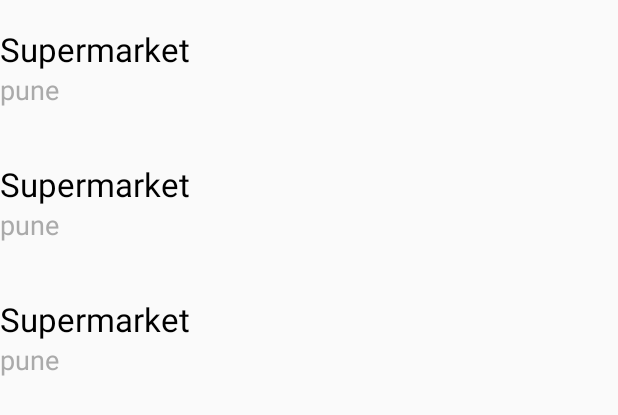
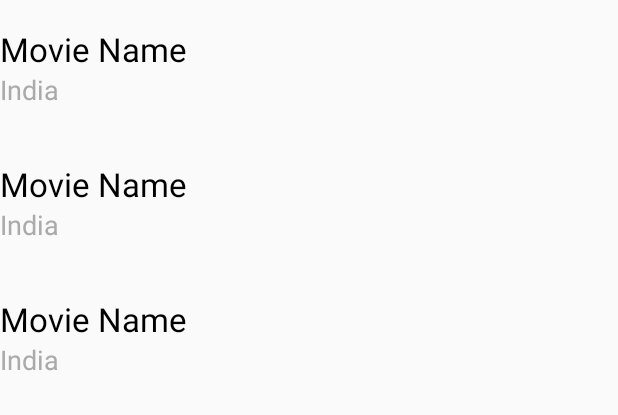
Before and after one commit to sagarkhursale/Android-MVP, an Android app: the layout activity_top_movies.xml on its own in the app's theme, with its tools: preview values and no code run, on a phone screen of 412 x 824 dp. Shown: the top 415 px of the screen. Run offline under Robolectric (Android 15) with nearby library versions, the phone set to English and light mode, and no system bars.

Commit message:
refractor names

```diff
--- a/app/src/main/AndroidManifest.xml
+++ b/app/src/main/AndroidManifest.xml
@@ -9,7 +9,7 @@
         android:roundIcon="@mipmap/ic_launcher_round"
         android:supportsRtl="true"
         android:theme="@style/AppTheme">
-        <activity android:name=".MainActivity">
+        <activity android:name=".TopMoviesActivity">
             <intent-filter>
                 <action android:name="android.intent.action.MAIN" />
 
--- a/app/src/main/java/com/sagar/androidmvp/MainActivity.java
+++ b/app/src/main/java/com/sagar/androidmvp/TopMoviesActivity.java
@@ -8,7 +8,7 @@ import android.view.ViewGroup;
 import butterknife.BindView;
 import butterknife.ButterKnife;
 
-public class MainActivity extends AppCompatActivity {
+public class TopMoviesActivity extends AppCompatActivity {
 
     @BindView(R.id.recycler_view)
     private RecyclerView recyclerView;
@@ -20,7 +20,7 @@ public class MainActivity extends AppCompatActivity {
     @Override
     protected void onCreate(Bundle savedInstanceState) {
         super.onCreate(savedInstanceState);
-        setContentView(R.layout.activity_main);
+        setContentView(R.layout.activity_top_movies);
 
         ButterKnife.bind(this);
 
--- a/app/src/main/res/layout/activity_main.xml
+++ b/app/src/main/res/layout/activity_top_movies.xml
@@ -7,7 +7,7 @@
     android:layout_width="match_parent"
     android:layout_height="match_parent"
     android:orientation="vertical"
-    tools:context=".MainActivity">
+    tools:context=".TopMoviesActivity">
 
 
     <android.support.v7.widget.RecyclerView
@@ -18,6 +18,6 @@
         android:clipToPadding="false"
         android:scrollbars="vertical"
         app:layout_behavior="android.support.design.widget.AppBarLayout$Scrolling"
-        tools:listitem="@layout/list_row"/>
+        tools:listitem="@layout/movie_list_row"/>
 
 </LinearLayout>
--- a/app/src/main/res/layout/list_row.xml
+++ b/app/src/main/res/layout/movie_list_row.xml
@@ -12,11 +12,11 @@
 
 
     <TextView
-        android:id="@+id/textView_list_place_name"
+        android:id="@+id/textView_list_movie_name"
         android:layout_width="match_parent"
         android:layout_height="wrap_content"
         android:gravity="start"
-        android:text="Supermarket"
+        android:text="Movie Name"
         android:textAppearance="?attr/textAppearanceListItem"
         android:textColor="@android:color/black"
         android:textSize="22sp"
@@ -24,10 +24,10 @@
 
 
     <TextView
-        android:id="@+id/textView_list_address"
+        android:id="@+id/textView_movie_country"
         android:layout_width="match_parent"
         android:layout_height="wrap_content"
-        android:text="pune"
+        android:text="India"
         android:maxLength="18"
         android:maxLines="1"
         android:textAppearance="?attr/textAppearanceSearchResultSubtitle"
```
